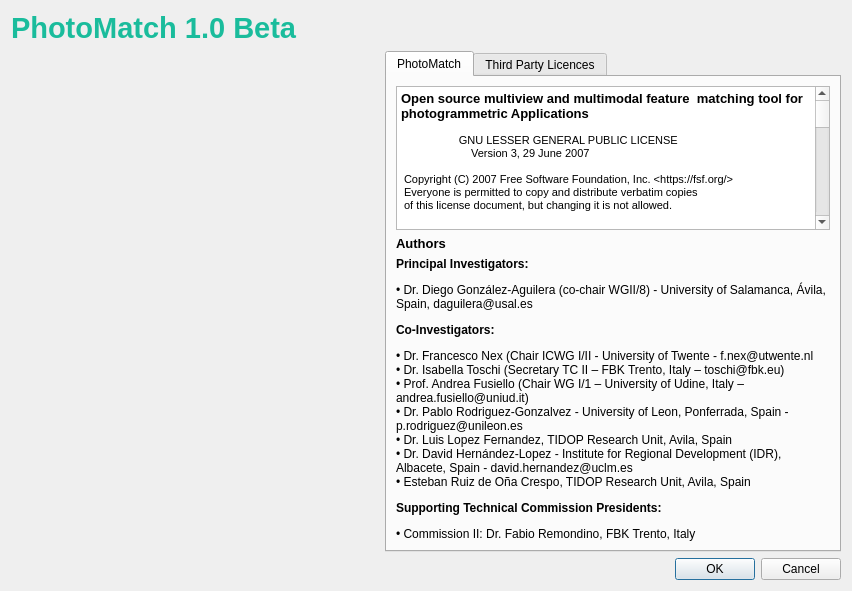
First picture: the form in src/photomatch/ui/AboutDialog.ui, repository TIDOP-USAL/photomatch, before the edit.
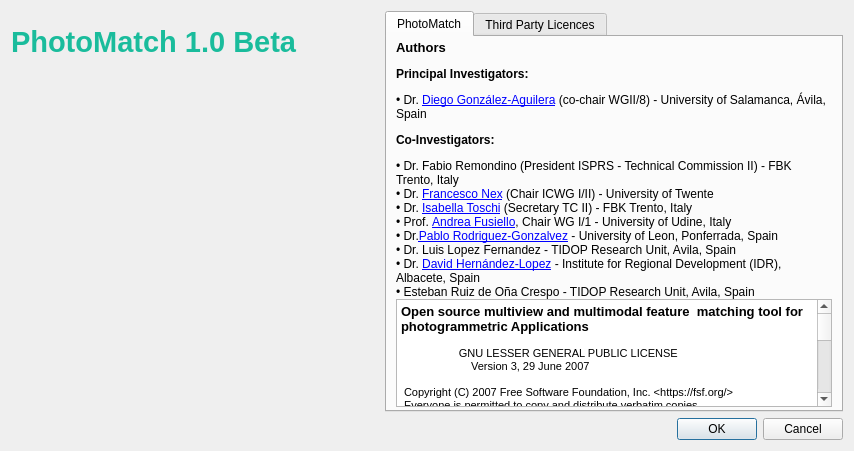
Second picture: the form after the edit. Icons and pictures are not drawn.

```diff
--- a/src/photomatch/ui/AboutDialog.ui
+++ b/src/photomatch/ui/AboutDialog.ui
@@ -6,16 +6,36 @@
    <rect>
     <x>0</x>
     <y>0</y>
-    <width>852</width>
-    <height>591</height>
+    <width>854</width>
+    <height>451</height>
    </rect>
   </property>
+  <property name="minimumSize">
+   <size>
+    <width>854</width>
+    <height>451</height>
+   </size>
+  </property>
+  <property name="maximumSize">
+   <size>
+    <width>854</width>
+    <height>451</height>
+   </size>
+  </property>
   <property name="windowTitle">
    <string>About PhotoMatch</string>
   </property>
+  <layout class="QGridLayout" name="gridLayout_9">
+   <item row="0" column="0">
   <layout class="QGridLayout" name="gridLayout">
    <item row="0" column="0">
     <widget class="QLabel" name="label_2">
+       <property name="maximumSize">
+        <size>
+         <width>368</width>
+         <height>38</height>
+        </size>
+       </property>
      <property name="font">
       <font>
        <pointsize>22</pointsize>
@@ -31,16 +51,6 @@
      </property>
     </widget>
    </item>
-   <item row="3" column="1">
-    <widget class="QDialogButtonBox" name="buttonBox">
-     <property name="orientation">
-      <enum>Qt::Horizontal</enum>
-     </property>
-     <property name="standardButtons">
-      <set>QDialogButtonBox::Cancel|QDialogButtonBox::Ok</set>
-     </property>
-    </widget>
-   </item>
    <item row="1" column="0">
     <widget class="QLabel" name="label">
      <property name="minimumSize">
@@ -69,7 +79,9 @@
      </property>
     </widget>
    </item>
-   <item row="1" column="1" rowspan="2">
+    </layout>
+   </item>
+   <item row="0" column="1">
     <widget class="QTabWidget" name="tabWidget">
      <property name="currentIndex">
       <number>0</number>
@@ -79,8 +91,48 @@
        <string>PhotoMatch</string>
       </attribute>
       <layout class="QGridLayout" name="gridLayout_4">
-       <item row="0" column="0">
+       <property name="leftMargin">
+        <number>9</number>
+       </property>
+       <property name="topMargin">
+        <number>3</number>
+       </property>
+       <property name="rightMargin">
+        <number>9</number>
+       </property>
+       <property name="bottomMargin">
+        <number>3</number>
+       </property>
+       <property name="spacing">
+        <number>0</number>
+       </property>
+       <item row="1" column="0">
+        <widget class="QLabel" name="labelLogoUSAL">
+         <property name="minimumSize">
+          <size>
+           <width>0</width>
+           <height>221</height>
+          </size>
+         </property>
+         <property name="text">
+          <string>&lt;html&gt;&lt;head/&gt;&lt;body&gt;&lt;p&gt;&lt;span style=&quot; font-size:10pt; font-weight:600;&quot;&gt;Authors&lt;/span&gt;&lt;/p&gt;&lt;p&gt;&lt;span style=&quot; font-weight:600;&quot;&gt;Principal Investigators:&lt;/span&gt;&lt;/p&gt;&lt;p&gt;• Dr. &lt;a href=&quot;mailto:daguilera@usal.es&quot;&gt;&lt;span style=&quot; text-decoration: underline; color:#0000ff;&quot;&gt;Diego González-Aguilera&lt;/span&gt;&lt;/a&gt; (co-chair WGII/8) - University of Salamanca, Ávila, Spain&lt;/p&gt;&lt;p&gt;&lt;span style=&quot; font-weight:600;&quot;&gt;Co-Investigators:&lt;/span&gt;&lt;/p&gt;&lt;p&gt;• Dr. Fabio Remondino (President ISPRS - Technical Commission II) - FBK Trento, Italy&lt;br/&gt;• Dr. &lt;a href=&quot;mailto:f.nex@utwente.nl&quot;&gt;&lt;span style=&quot; text-decoration: underline; color:#0000ff;&quot;&gt;Francesco Nex&lt;/span&gt;&lt;/a&gt; (Chair ICWG I/II) - University of Twente&lt;br/&gt;• Dr. &lt;a href=&quot;mailto:toschi@fbk.eu&quot;&gt;&lt;span style=&quot; text-decoration: underline; color:#0000ff;&quot;&gt;Isabella Toschi&lt;/span&gt;&lt;/a&gt; (Secretary TC II) - FBK Trento, Italy&lt;br/&gt;• Prof. &lt;a href=&quot;mailto:andrea.fusiello@uniud.it&quot;&gt;&lt;span style=&quot; text-decoration: underline; color:#0000ff;&quot;&gt;Andrea Fusiello&lt;/span&gt;&lt;/a&gt;, Chair WG I/1 - University of Udine, Italy&lt;br/&gt;• Dr.&lt;a href=&quot;mailto:p.rodriguez@unileon.es&quot;&gt;&lt;span style=&quot; text-decoration: underline; color:#0000ff;&quot;&gt;Pablo Rodriguez-Gonzalvez&lt;/span&gt;&lt;/a&gt; - University of Leon, Ponferrada, Spain&lt;br/&gt;• Dr. Luis Lopez Fernandez - TIDOP Research Unit, Avila, Spain&lt;br/&gt;• Dr. &lt;a href=&quot;mailto:david.hernandez@uclm.es&quot;&gt;&lt;span style=&quot; text-decoration: underline; color:#0000ff;&quot;&gt;David Hernández-Lopez&lt;/span&gt;&lt;/a&gt; - Institute for Regional Development (IDR), Albacete, Spain&lt;br/&gt;• Esteban Ruiz de Oña Crespo - TIDOP Research Unit, Avila, Spain&lt;/p&gt;&lt;/body&gt;&lt;/html&gt;</string>
+         </property>
+         <property name="scaledContents">
+          <bool>false</bool>
+         </property>
+         <property name="wordWrap">
+          <bool>true</bool>
+         </property>
+        </widget>
+       </item>
+       <item row="2" column="0">
         <widget class="QTextEdit" name="textEdit">
+         <property name="maximumSize">
+          <size>
+           <width>16777215</width>
+           <height>150</height>
+          </size>
+         </property>
          <property name="html">
           <string>&lt;!DOCTYPE HTML PUBLIC &quot;-//W3C//DTD HTML 4.0//EN&quot; &quot;http://www.w3.org/TR/REC-html40/strict.dtd&quot;&gt;
 &lt;html&gt;&lt;head&gt;&lt;meta name=&quot;qrichtext&quot; content=&quot;1&quot; /&gt;&lt;style type=&quot;text/css&quot;&gt;
@@ -259,37 +311,6 @@
          </property>
         </widget>
        </item>
-       <item row="1" column="0">
-        <widget class="QLabel" name="labelAuthors">
-         <property name="font">
-          <font>
-           <pointsize>10</pointsize>
-          </font>
-         </property>
-         <property name="text">
-          <string>&lt;html&gt;&lt;head/&gt;&lt;body&gt;&lt;p&gt;&lt;span style=&quot; font-weight:600;&quot;&gt;Authors&lt;/span&gt;&lt;/p&gt;&lt;/body&gt;&lt;/html&gt;</string>
-         </property>
-        </widget>
-       </item>
-       <item row="2" column="0">
-        <widget class="QLabel" name="labelLogoUSAL">
-         <property name="minimumSize">
-          <size>
-           <width>0</width>
-           <height>221</height>
-          </size>
-         </property>
-         <property name="text">
-          <string>&lt;html&gt;&lt;head/&gt;&lt;body&gt;&lt;p&gt;&lt;span style=&quot; font-weight:600;&quot;&gt;Principal Investigators:&lt;/span&gt;&lt;/p&gt;&lt;p&gt;• Dr. Diego González-Aguilera (co-chair WGII/8) - University of Salamanca, Ávila, Spain, daguilera@usal.es&lt;/p&gt;&lt;p&gt;&lt;span style=&quot; font-weight:600;&quot;&gt;Co-Investigators:&lt;/span&gt;&lt;/p&gt;&lt;p&gt;• Dr. Francesco Nex (Chair ICWG I/II - University of Twente - f.nex@utwente.nl&lt;br/&gt;• Dr. Isabella Toschi (Secretary TC II – FBK Trento, Italy – toschi@fbk.eu)&lt;br/&gt;• Prof. Andrea Fusiello (Chair WG I/1 – University of Udine, Italy – andrea.fusiello@uniud.it)&lt;br/&gt;• Dr. Pablo Rodriguez-Gonzalvez - University of Leon, Ponferrada, Spain - p.rodriguez@unileon.es&lt;br/&gt;• Dr. Luis Lopez Fernandez, TIDOP Research Unit, Avila, Spain&lt;br/&gt;• Dr. David Hernández-Lopez - Institute for Regional Development (IDR), Albacete, Spain - david.hernandez@uclm.es&lt;br/&gt;• Esteban Ruiz de Oña Crespo, TIDOP Research Unit, Avila, Spain&lt;/p&gt;&lt;p&gt;&lt;span style=&quot; font-weight:600;&quot;&gt;Supporting Technical Commission Presidents:&lt;/span&gt;&lt;/p&gt;&lt;p&gt;• Commission II: Dr. Fabio Remondino, FBK Trento, Italy&lt;/p&gt;&lt;/body&gt;&lt;/html&gt;</string>
-         </property>
-         <property name="scaledContents">
-          <bool>false</bool>
-         </property>
-         <property name="wordWrap">
-          <bool>true</bool>
-         </property>
-        </widget>
-       </item>
       </layout>
      </widget>
      <widget class="QWidget" name="tab_2">
@@ -1218,6 +1239,16 @@
      </widget>
     </widget>
    </item>
+   <item row="1" column="0" colspan="2">
+    <widget class="QDialogButtonBox" name="buttonBox">
+     <property name="orientation">
+      <enum>Qt::Horizontal</enum>
+     </property>
+     <property name="standardButtons">
+      <set>QDialogButtonBox::Cancel|QDialogButtonBox::Ok</set>
+     </property>
+    </widget>
+   </item>
   </layout>
  </widget>
  <resources>
```
Left out of the diff: 6 changed lines with no effect on the pictures. Lines whose indentation alone changed are shown as unchanged.
